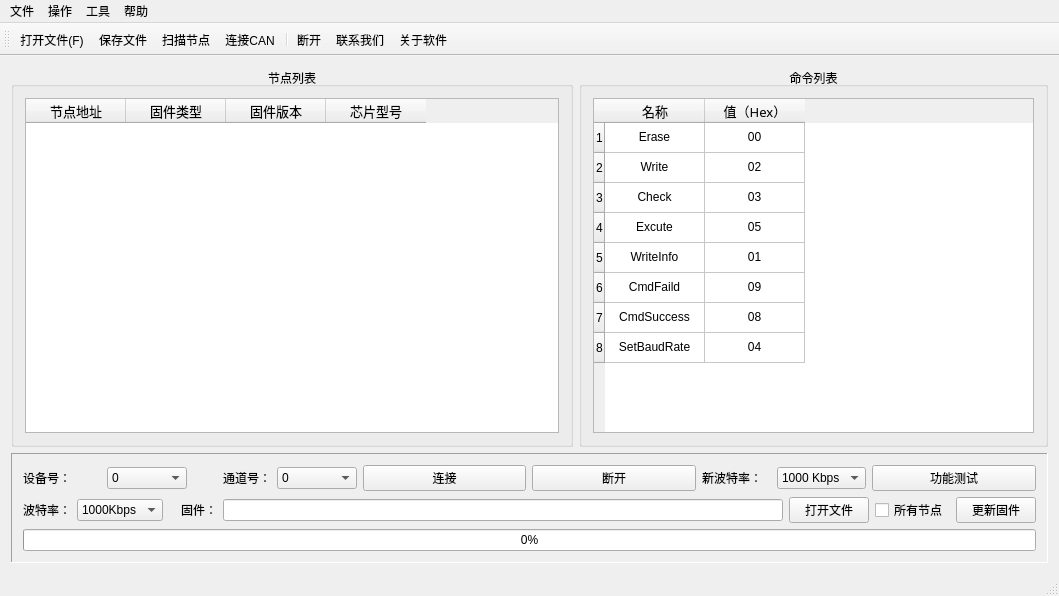
The window that source/mainwindow_ch.ui (596142041/CANBootloader-Qt) describes before a commit, drawn with Qt 5.
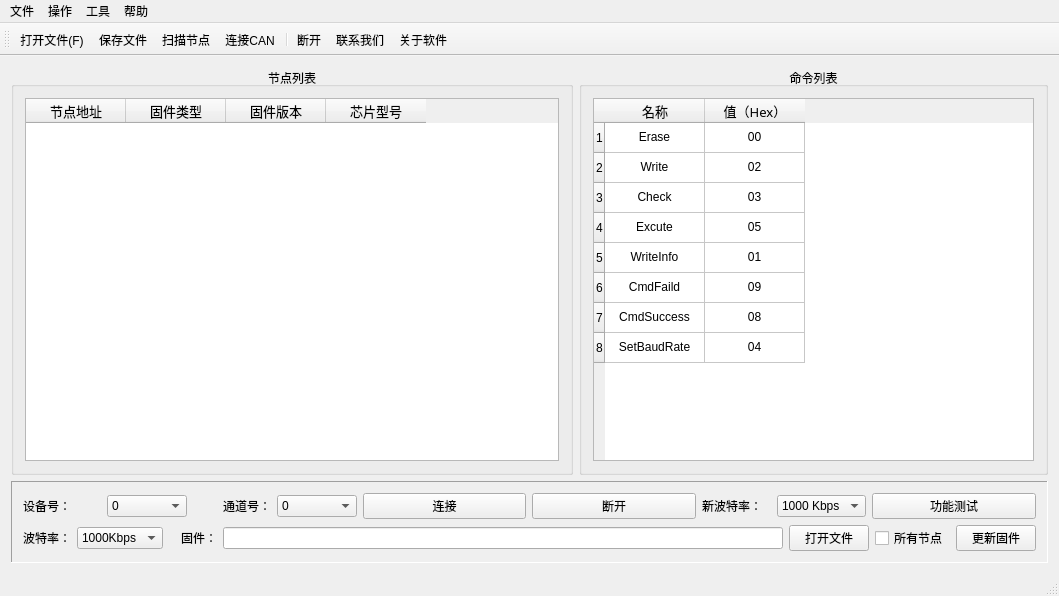
The same window after the commit. Icons and pictures are not drawn.

Commit message: 删除原有的进度条

```diff
--- a/source/mainwindow_ch.ui
+++ b/source/mainwindow_ch.ui
@@ -711,22 +711,6 @@
            </item>
           </layout>
          </item>
-         <item row="1" column="0" alignment="Qt::AlignVCenter">
-          <widget class="QProgressBar" name="progressBar">
-           <property name="value">
-            <number>0</number>
-           </property>
-           <property name="textVisible">
-            <bool>true</bool>
-           </property>
-           <property name="invertedAppearance">
-            <bool>false</bool>
-           </property>
-           <property name="format">
-            <string>%p%</string>
-           </property>
-          </widget>
-         </item>
         </layout>
        </widget>
       </item>
```
